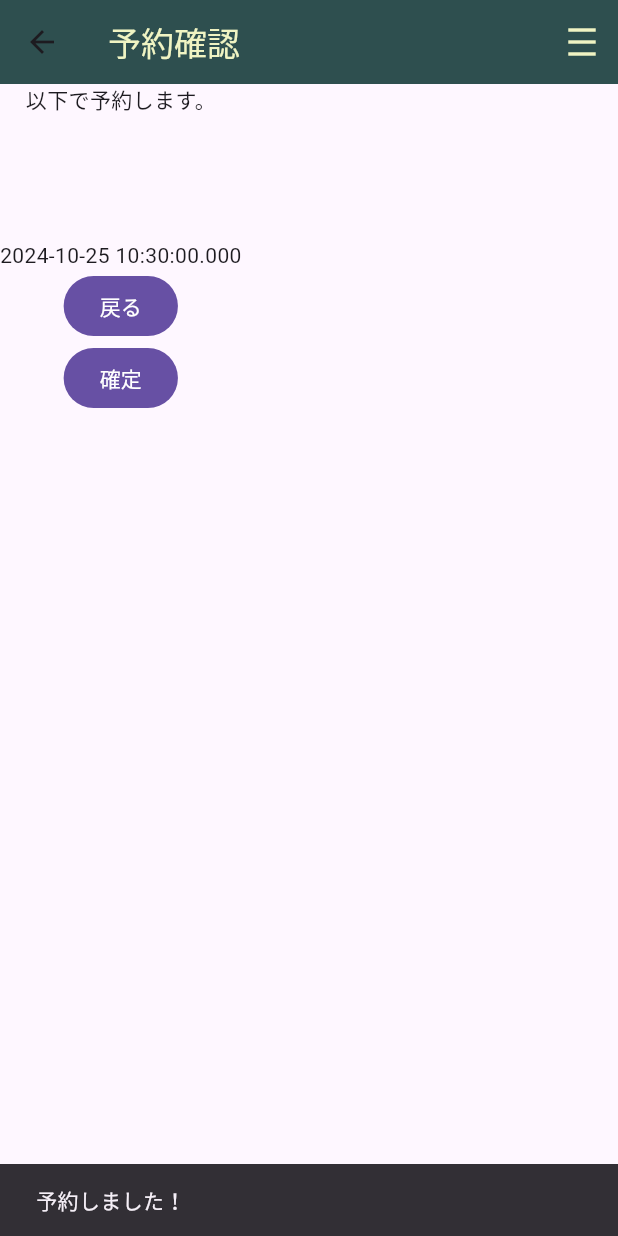
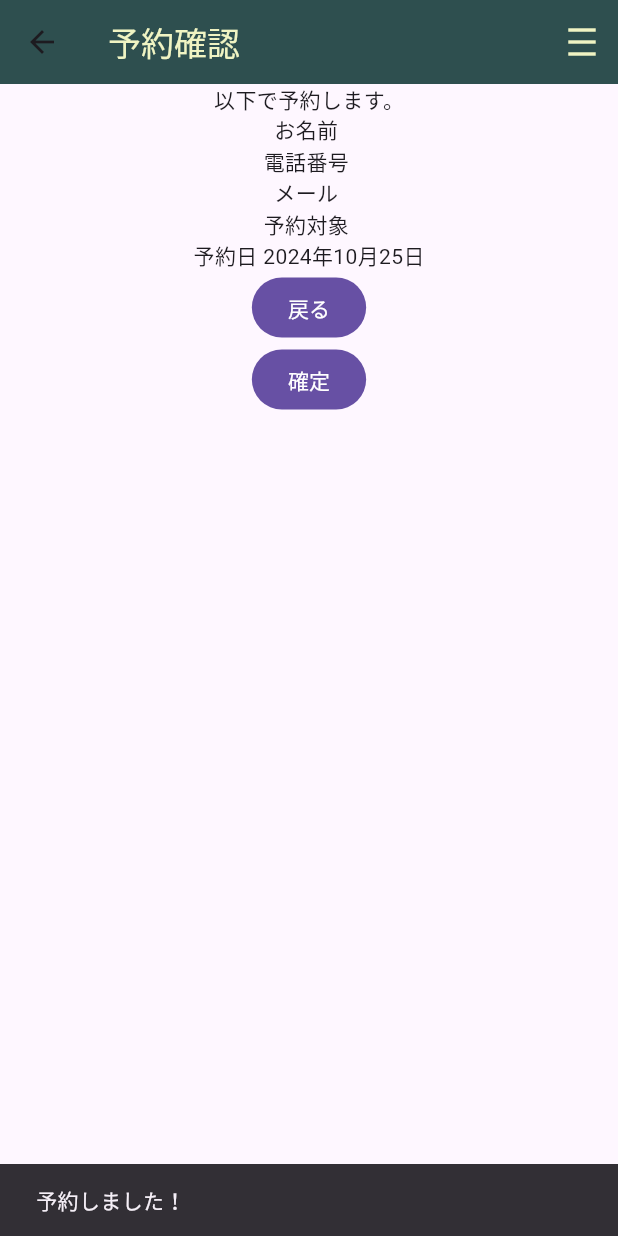
Before and after one commit to of3jlmssoo/flutterReservation, a Flutter app: the ReservationConfirmationScreen screen opened directly with empty values, after a tap on "確定", on a phone screen of 412 x 824 dp. Run offline on Flutter 3.47's test engine with Material 3 defaults, Android fonts, the phone set to English and light mode, and no system bars; our stand-ins replace cloud_firestore, firebase_auth, firebase_core, flutter_riverpod, freezed_annotation, go_router and 1 more; accounts and stored records are empty; generated files the repository leaves out were written again.

Commit message:
make, update reservation

```diff
--- a/lib/consts.dart
+++ b/lib/consts.dart
@@ -22,10 +22,14 @@ const reservablePeriod = numRecords;
 // // lastDate: DateTime.now().add(const Duration(days: 20)),
 
 // enum Facility implements Comparable<Facility> {
+const String k = "台所";
+const String m1 = "会議室1";
+const String m2 = "会議室2";
+
 enum Facility {
-  kitchen(displayName: "台所", capacity: 5, description: "IH。ただし給電無し。発電機持ち込み必要\n水道無し。外に井戸あり\nイス無し"),
-  mtgR1(displayName: "会議室1", capacity: 50, description: "畳部屋(1畳)。窓無し、冷暖房無し"),
-  mtgR2(displayName: "会議室2", capacity: 1, description: "2500平米。床抜けあり注意");
+  kitchen(displayName: k, capacity: 5, description: "IH。ただし給電無し。発電機持ち込み必要\n水道無し。外に井戸あり\nイス無し"),
+  mtgR1(displayName: m1, capacity: 50, description: "畳部屋(1畳)。窓無し、冷暖房無し"),
+  mtgR2(displayName: m2, capacity: 1, description: "2500平米。床抜けあり注意");
 
   const Facility({
     required this.displayName,
@@ -66,3 +70,16 @@ enum Facility {
   // @override
   // int compareTo(Facility other) => carbonFootprint - other.carbonFootprint;
 }
+
+Facility getFacilitybyDisplayName(String f) {
+  switch (f) {
+    case k:
+      return Facility.kitchen;
+    case m1:
+      return Facility.mtgR1;
+    case m2:
+      return Facility.mtgR2;
+    default:
+      return Facility.kitchen;
+  }
+}
--- a/lib/reservation.dart
+++ b/lib/reservation.dart
@@ -309,14 +309,16 @@ class Reservation with _$Reservation {
 class ReservationRepository {
   ReservationRepository({required this.db});
   final FirebaseFirestore db;
+  final bool b = true;
 
   DocumentReference getfacilityRef(Enum facility) {
     return FirebaseFirestore.instance.collection("facilities").doc(facility.name);
   }
 
   Future<Reservation?> queryReservationDateFacility(DateTime t, Facility f) async {
-    Logger.root.level = Level.OFF;
-    log.info('queryReservationDateFacility called $t $f ${f.runtimeType}');
+    // Logger.root.level = Level.OFF;
+    // log.info('queryReservationDateFacility called $t $f ${f.runtimeType}');
+    logmessage(b, log, 'queryReservationDateFacility called $t $f ${f.runtimeType}');
 
     final facilityRef = FirebaseFirestore.instance.collection("facilities").doc(f.name);
     Reservation? result;
@@ -331,19 +333,25 @@ class ReservationRepository {
         )
         .get();
 
-    log.info("queryReservationDateFacility docRef.size : ${docRef.size}");
+    // log.info("queryReservationDateFacility docRef.size : ${docRef.size}");
+    logmessage(b, log, "queryReservationDateFacility docRef.size : ${docRef.size}");
     if (docRef.size == 1) {
-      log.info("queryReservationDateFacility docRef.docs : ${docRef.docs}");
-      log.info("queryReservationDateFacility docRef.docs.data() : ${docRef.docs[0].data()}");
+      // log.info("queryReservationDateFacility docRef.docs : ${docRef.docs}");
+      // log.info("queryReservationDateFacility docRef.docs.data() : ${docRef.docs[0].data()}");
+      logmessage(b, log, "queryReservationDateFacility docRef.docs : ${docRef.docs}");
+      logmessage(b, log, "queryReservationDateFacility docRef.docs.data() : ${docRef.docs[0].data()}");
       result = docRef.docs[0].data();
     } else {
-      log.info("queryReservationDateFacility some records exist!");
+      // log.info("queryReservationDateFacility some records exist!");
+      logmessage(b, log, "queryReservationDateFacility some records exist!");
       UnimplementedError();
     }
-    log.info("queryReservationDateFacility docRef.runtimeType ${docRef.runtimeType}");
-    log.info('queryReservationDateFacility Exist return');
+    // log.info("queryReservationDateFacility docRef.runtimeType ${docRef.runtimeType}");
+    // log.info('queryReservationDateFacility Exist return');
+    logmessage(b, log, "queryReservationDateFacility docRef.runtimeType ${docRef.runtimeType}");
+    logmessage(b, log, 'queryReservationDateFacility Exist return');
 
-    Logger.root.level = Level.OFF;
+    // Logger.root.level = Level.OFF;
 
     return result;
   }
@@ -598,6 +606,48 @@ class ReservationRepository {
         .set(reservation);
     log.info('--> addReservation2');
   }
+
+  Future<String?> getIDByDateFacility(DateTime t, Facility f) async {
+    String? result;
+
+    logmessage(b, log, 'getIDByDateFacility called $t $f ${f.runtimeType}');
+
+    final facilityRef = FirebaseFirestore.instance.collection("facilities").doc(f.name);
+
+    final docRef = await db
+        .collection("reservations")
+        .where("reserveOn", isEqualTo: t)
+        .where("facility", isEqualTo: facilityRef)
+        .withConverter(
+          fromFirestore: Reservation.fromFirestore,
+          toFirestore: (Reservation reservation, _) => reservation.toFirestore(),
+        )
+        .get();
+
+    // log.info("queryReservationDateFacility docRef.size : ${docRef.size}");
+    logmessage(b, log, "getIDByDateFacility docRef.size : ${docRef.size}");
+    if (docRef.size == 1) {
+      logmessage(b, log, "getIDByDateFacility --- docRef.docs[0].id: ${docRef.docs[0].id}");
+      result = docRef.docs[0].id;
+    } else {
+      result = null;
+    }
+    return result;
+  }
+
+  Future<bool> addReserver(String docID, String uid) async {
+    bool result = true;
+
+    final docRef = db.collection("reservations").doc(docID);
+    docRef.update({
+      "reservers": FieldValue.arrayUnion([uid]),
+    }).onError((e, _) {
+      result = false;
+      logmessage(true, log, "addReserver Error : $e");
+    });
+
+    return result;
+  }
 }
 
 class ReservationService {}
--- a/lib/screens.dart
+++ b/lib/screens.dart
@@ -413,6 +413,7 @@ class _ReservationInputScreenState extends State<ReservationInputScreen> {
                       ),
                     ],
                   ),
+                  const SizedBox(height: 20),
                   Row(
                     children: [
                       FilledButton(
@@ -426,13 +427,13 @@ class _ReservationInputScreenState extends State<ReservationInputScreen> {
                           logmessage(
                               b, log, "_ReservationInputScreenState --- myController.text: ${myController.text}");
 
-                          // FirebaseAuth.instance.currentUser.;
+                          // FirebaseAuth.instance.currentUser.
                           var rext = ReservationInputsExt(
                             // name: '名無し',
                             // emaill: 'dummyX@dummy.com',
                             name: FirebaseAuth.instance.currentUser!.displayName!,
                             emaill: FirebaseAuth.instance.currentUser!.email!,
-                            tel: '01-234-5676',
+                            tel: myController.text,
                             reservationDate: widget.r.reservationDate,
                             facility: widget.r.facility.displayName,
                           );
@@ -461,6 +462,7 @@ class ReservationConfirmationScreen extends StatelessWidget {
   const ReservationConfirmationScreen({super.key, required this.rext});
 
   final ReservationInputsExt rext;
+  final bool b = true;
 
   @override
   Widget build(BuildContext context) {
@@ -473,14 +475,17 @@ class ReservationConfirmationScreen extends StatelessWidget {
       // body: Container(
       //     child: Text(
       //         'ユーザー : ${ref.read(authRepositoryProvider).currentUser?.displayName != null ? ref.read(authRepositoryProvider).currentUser?.displayName : ref.read(authRepositoryProvider).currentUser!.email}')),
-      body: Column(
+      body: Row(
+        mainAxisAlignment: MainAxisAlignment.center,
+        children: [
+          Column(
             children: [
               const Text('以下で予約します。'),
-          Text(rext.name),
-          Text(rext.tel),
-          Text(rext.emaill),
-          Text(rext.facility),
-          Text(rext.reservationDate.toString()),
+              Text("お名前 ${rext.name}"),
+              Text("電話番号 ${rext.tel}"),
+              Text("メール ${rext.emaill}"),
+              Text("予約対象 ${rext.facility}"),
+              Text("予約日 ${dateOnlyString()}"),
               FilledButton(
                 onPressed: () {
                   context.pop();
@@ -488,7 +493,46 @@ class ReservationConfirmationScreen extends StatelessWidget {
                 child: const Text('戻る'),
               ),
               FilledButton(
-            onPressed: () {
+                onPressed: () async {
+                  // TODO: 予約処理
+                  ReservationRepository rr = ReservationRepository(db: FirebaseFirestore.instance);
+                  // Reservation? r = await rr.queryReservationDateFacility(DateTime(2024, 10, 29), Facility.kitchen);
+                  Reservation? r = await rr.queryReservationDateFacility(
+                      rext.reservationDate, getFacilitybyDisplayName(rext.facility));
+                  logmessage(b, log, "reservationconfirmation --- r:$r");
+                  String? id =
+                      await rr.getIDByDateFacility(rext.reservationDate, getFacilitybyDisplayName(rext.facility));
+                  logmessage(b, log, "reservationconfirmation --- id:$id");
+                  // 1) 追加パターン
+                  //  facilities/kitchen
+                  //  reserveOn  Thu Oct 24 2024 00:00:00 GMT+0900
+                  //  reservers h3pe6WYTJ4SrokyQsE7XicinY1G9  dummy3
+                  //  reserversにo0P96bo20UdkLHBRAQiV4JkBFzJMが追加された
+                  //
+                  // 2) 新規パターン
+                  //  会議室2の10/25
+                  // もともと19件
+                  // 会議室2は5件
+
+                  // final washingtonRef = FirebaseFirestore.instance.collection("reservations").doc(id);
+                  // washingtonRef.update({
+                  //   "reservers": FieldValue.arrayUnion([FirebaseAuth.instance.currentUser!.uid]),
+                  // });
+
+                  // テストユーザーはdummy1 o0P96bo20UdkLHBRAQiV4JkBFzJM
+
+                  if (id != null) {
+                    bool result = await rr.addReserver(id, FirebaseAuth.instance.currentUser!.uid);
+                    logmessage(b, log, "reservationconfirmation --- result:$result");
+                  } else {
+                    rr.addReservation(
+                        reserveOn: rext.reservationDate,
+                        reserveMade: DateTime.now(),
+                        facility: getFacilitybyDisplayName(rext.facility),
+                        status: ReservationStatus.priority,
+                        uid: FirebaseAuth.instance.currentUser!.uid);
+                  }
+
                   ScaffoldMessenger.of(context).showSnackBar(
                     const SnackBar(
                       content: Text('予約しました！'),
@@ -506,7 +550,15 @@ class ReservationConfirmationScreen extends StatelessWidget {
               ),
             ],
           ),
+        ],
+      ),
     );
+  }
+
+  String dateOnlyString() {
+    // logmessage(b, log, "reservationconfirmation --- ${rext.reservationDate.runtimeType}");
+    return "${rext.reservationDate.year}年${rext.reservationDate.month}月${rext.reservationDate.day}日";
+    // return rext.reservationDate.toString();
   }
 }
 
```
Also changed, not shown: docs/testdata2024-10-23.txt (added, +46 -0 lines). Lines whose indentation alone changed are shown as unchanged.
